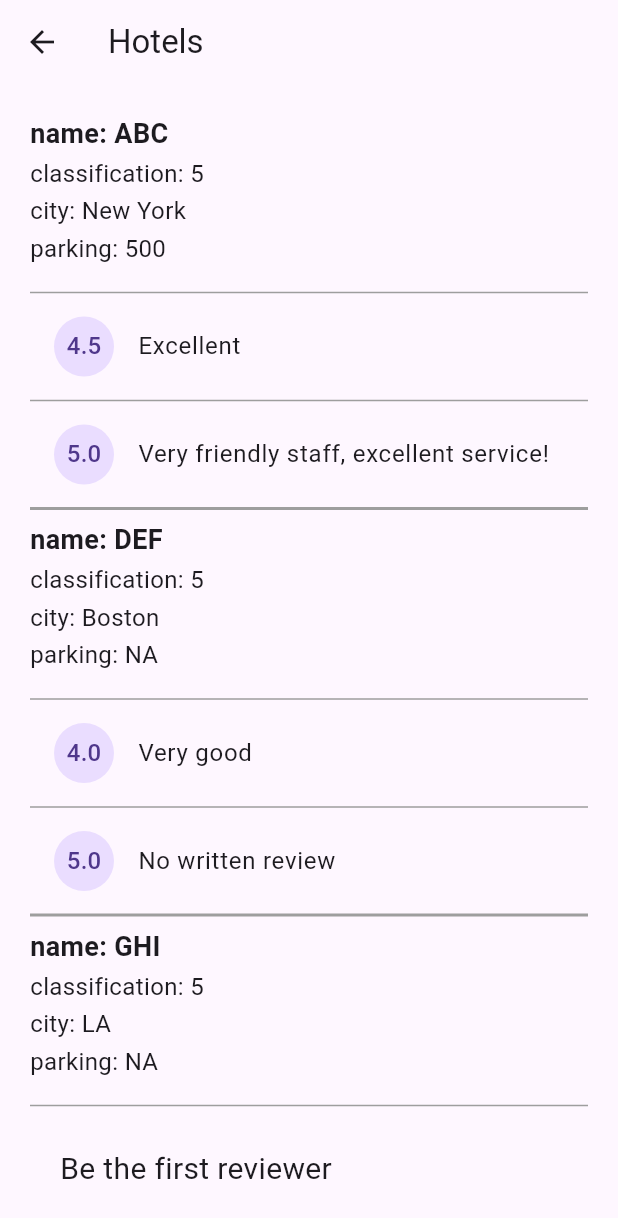
After one commit to lucienzan/flutter_mvvm, a Flutter app: the screen it shows after launch, after a tap on "hotels", on a phone screen of 412 x 824 dp. The commit adds this screen. Shown: the top 1218 px of the screen. Run offline on Flutter 3.47's test engine with Material 3 defaults, Android fonts, the phone set to English and light mode, and no system bars; our stand-ins replace dio, equatable, flutter_hooks, freezed_annotation, gap, hooks_riverpod and 1 more; generated files the repository leaves out were written again; network calls fail.

Commit message:
[riverpod/tuto1] #hotel list with freezed

```diff
--- /dev/null
+++ b/lib/provider/hotel.dart
@@ -0,0 +1,30 @@
+
+import 'package:freezed_annotation/freezed_annotation.dart';
+
+part 'hotel.freezed.dart';
+part 'hotel.g.dart';
+
+@freezed
+class Hotel with _$Hotel {
+  @JsonSerializable(explicitToJson: true)
+  const factory Hotel({
+    required String name,
+    required int classification,
+    required String city,
+    @JsonKey(name:"parking_lot_capacity") int? parkingLotCapacity,
+    @Default([]) List<Review> reviews
+  }) = _Hotel;
+
+  factory Hotel.fromJson(Map<String, dynamic> json) =>
+			_$HotelFromJson(json);
+}
+
+@freezed
+class Review with _$Review{
+  const factory Review({
+    required double score,
+    String? review
+  }) = _Review;
+
+  factory Review.fromJson(Map<String, dynamic> json) => _$ReviewFromJson(json);
+}
--- /dev/null
+++ b/lib/repository/hotel/hotel_impl/hotel_impl.dart
@@ -0,0 +1,75 @@
+import 'dart:convert';
+
+import 'package:flutter_mvvm/provider/hotel.dart';
+import 'package:flutter_mvvm/repository/hotel/hotel_repo/hotel_repo.dart';
+import 'package:hooks_riverpod/hooks_riverpod.dart';
+
+const String hotelJson = '''
+[
+  {
+    "name":"ABC",
+    "classification":5,
+    "city":"New York",
+    "parking_lot_capacity":500,
+    "reviews":[
+      {
+        "score":4.5,
+        "review":"Excellent"
+      },
+      {
+        "score":5.0,
+        "review":"Very friendly staff, excellent service!"
+      }
+    ]
+  },
+  {
+    "name":"DEF",
+    "classification":5,
+    "city":"Boston",
+    "reviews":[
+      {
+        "score":4.0,
+        "review":"Very good"
+      },
+      {
+        "score":5.0
+      }
+    ]
+  },
+  {
+    "name":"GHI",
+    "classification":5,
+    "city":"LA"
+  },
+  {
+    "name":"JKL",
+    "classification":5,
+    "city":"Chicago",
+    "parking_lot_capacity":250,
+    "reviews":[
+      {
+        "score":5,
+        "review":"Recommended"
+      },
+      {
+        "score":5.0,
+        "review":"Soooo goooood"
+      }
+    ]
+  }
+]
+''';
+
+class HotelImpl extends HotelRepository {
+  @override
+  Future<List<Hotel>> fetchHotels() async {
+    await Future.delayed(const Duration(seconds: 1));
+    final hotels = jsonDecode(hotelJson);
+    final hotelList = [for (final hotel in hotels) Hotel.fromJson(hotel)];
+    return hotelList;
+  }
+}
+
+final hotelRepoProvider = Provider<HotelImpl>((ref) {
+  return HotelImpl();
+});
--- /dev/null
+++ b/lib/repository/hotel/hotel_repo/hotel_repo.dart
@@ -0,0 +1,5 @@
+import '../../../provider/hotel.dart';
+
+abstract class HotelRepository {
+  Future<List<Hotel>> fetchHotels();
+}
--- a/lib/screens/home/home.dart
+++ b/lib/screens/home/home.dart
@@ -1,6 +1,7 @@
 import 'package:flutter/material.dart';
 import 'package:flutter_mvvm/model/user.dart';
 import 'package:flutter_mvvm/provider/task_provider.dart';
+import 'package:flutter_mvvm/screens/hotel/hotel_list.dart';
 import 'package:flutter_mvvm/screens/user/user_list/user_list.dart';
 import 'package:flutter_mvvm/utils/widgets/comm_button.dart';
 import 'package:hooks_riverpod/hooks_riverpod.dart';
@@ -9,26 +10,12 @@ class Home extends HookConsumerWidget {
   const Home({super.key});
   @override
   Widget build(BuildContext context, WidgetRef ref) {
-    final task = ref.watch(taskProvider);
-    const user1 = User(
-        id: 1,
-        name: 'Thein',
-        username: 'zan',
-        email: 'zan@gmail.com',
-        address: Address(
-            street: 'street',
-            city: 'Yangon',
-            zipcode: '18011',
-            geo: Geo(lat: 'lat', lng: 'lng'),
-            suite: 'kk'),
-        phone: '097912345678',
-        website: 'zan.com',
-        company: Company(name: 'Moon', catchPhrase: 'catchPhrase', bs: 'bs'));
 
     return Padding(
       padding: const EdgeInsets.all(8.0),
       child: ListView(shrinkWrap: true, children: const [
-        CommButton("hello", UserList()),
+        CommButton("users", UserList()),
+                CommButton("hotels", HotelList()),
       ]),
     );
   }
--- /dev/null
+++ b/lib/screens/hotel/hotel_list.dart
@@ -0,0 +1,128 @@
+import 'package:flutter/material.dart';
+import 'package:flutter_mvvm/provider/hotel.dart';
+import 'package:hooks_riverpod/hooks_riverpod.dart';
+
+import '../../repository/hotel/hotel_impl/hotel_impl.dart';
+
+class HotelList extends ConsumerStatefulWidget {
+  const HotelList({super.key});
+
+  @override
+  ConsumerState<ConsumerStatefulWidget> createState() => _HotelListState();
+}
+
+class _HotelListState extends ConsumerState<HotelList> {
+  List<Hotel> hotelList = [];
+  bool isLoading = false;
+  String errorMessage = '';
+
+  @override
+  void initState() {
+    super.initState();
+    fetchHotels();
+  }
+
+  Future<void> fetchHotels() async {
+    try {
+      isLoading = true;
+      hotelList = await ref.read(hotelRepoProvider).fetchHotels();
+    } on Exception catch (e) {
+      errorMessage = e.toString();
+    } finally {
+      setState(() {
+      isLoading = false;
+    });
+    }
+  }
+
+  @override
+  Widget build(BuildContext context) {
+    return Scaffold(
+      appBar: AppBar(title: const Text('Hotels')),
+      body: isLoading
+          ? const Center(child: CircularProgressIndicator())
+          : _buildHotels(),
+    );
+  }
+
+  Widget _buildHotels() {
+  return Padding(
+    padding: const EdgeInsets.all(20),
+    child: ListView.separated(
+      itemCount: hotelList.length,
+      separatorBuilder: (BuildContext context, int index) {
+        return const Divider(
+          color: Colors.grey,
+          thickness: 2,
+        );
+      },
+      itemBuilder: (BuildContext context, int index) {
+        final Hotel hotel = hotelList[index];
+
+        return Column(
+          crossAxisAlignment: CrossAxisAlignment.start,
+          children: [
+            Text(
+              'name: ${hotel.name}',
+              style: const TextStyle(
+                fontSize: 18,
+                fontWeight: FontWeight.bold,
+              ),
+            ),
+            const SizedBox(height: 2),
+            Text(
+              'classification: ${hotel.classification}',
+              style: const TextStyle(
+                fontSize: 16,
+              ),
+            ),
+            const SizedBox(height: 2),
+            Text(
+              'city: ${hotel.city}',
+              style: const TextStyle(
+                fontSize: 16,
+              ),
+            ),
+            const SizedBox(height: 2),
+            Text(
+              'parking: ${hotel.parkingLotCapacity ?? "NA"}',
+              style: const TextStyle(
+                fontSize: 16,
+              ),
+            ),
+            const SizedBox(height: 10.0),
+            const Divider(color: Colors.grey),
+            if (hotel.reviews.isEmpty)
+              const Padding(
+                padding: EdgeInsets.all(20),
+                child: Text(
+                  'Be the first reviewer',
+                  style: TextStyle(fontSize: 20),
+                ),
+              ),
+            if (hotel.reviews.isNotEmpty)
+              ListView.separated(
+                primary: false,
+                shrinkWrap: true,
+                itemCount: hotel.reviews.length,
+                separatorBuilder: (BuildContext context, int index) {
+                  return const Divider(color: Colors.grey);
+                },
+                itemBuilder: (BuildContext context, int index) {
+                  final Review review = hotel.reviews[index];
+
+                  return ListTile(
+                    leading: CircleAvatar(
+                      child: Text('${review.score}'),
+                    ),
+                    title: Text(review.review ?? 'No written review'),
+                  );
+                },
+              ),
+          ],
+        );
+      },
+    ),
+  );
+}
+}
```
